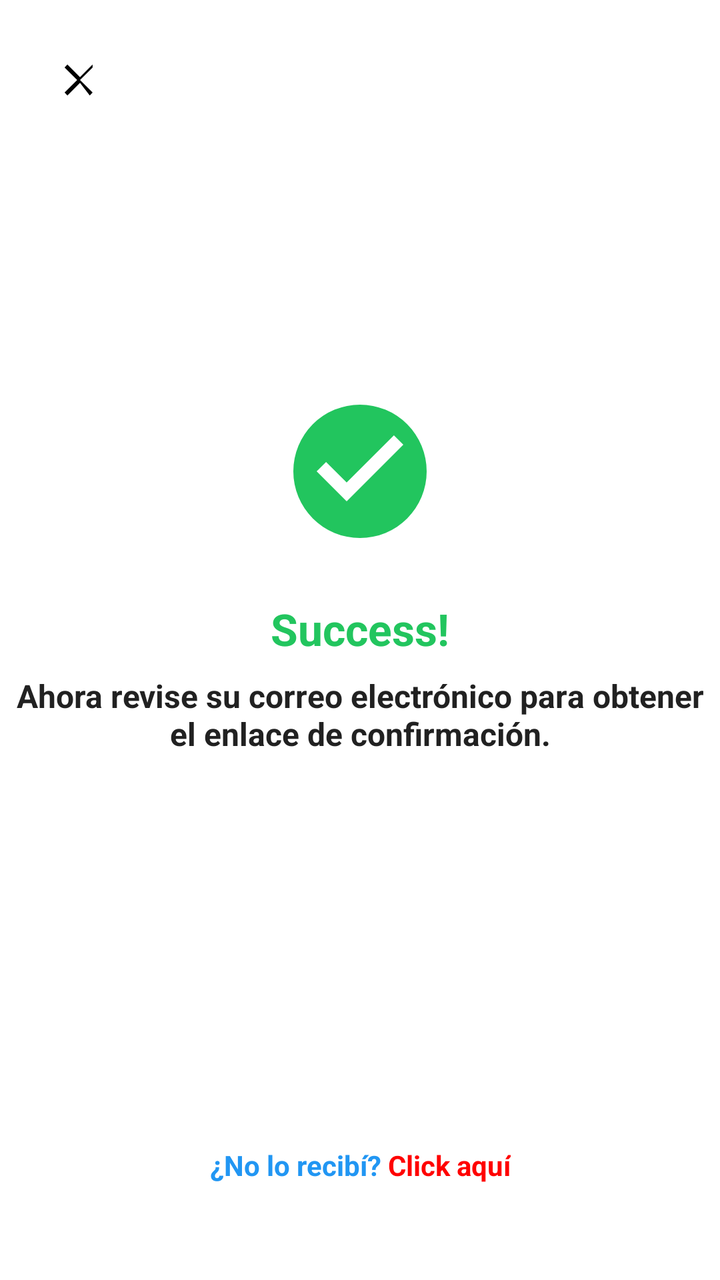
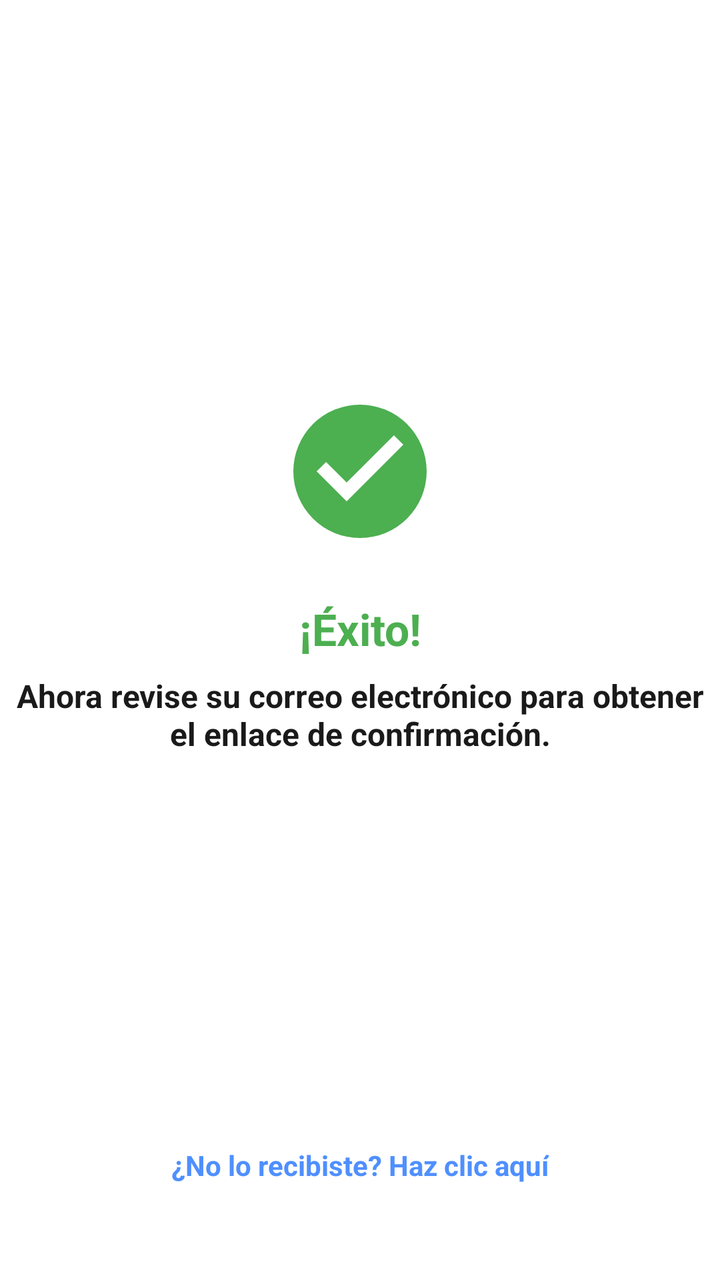

Screens rendered from an Android XML layout before and after an edit, with the pre-edit source and the edit as a unified diff.
<!-- AndroidManifest.xml: application theme Theme.Moviflexx -->
<!-- res/layout/activity_success.xml -->
<?xml version="1.0" encoding="utf-8"?>
<androidx.constraintlayout.widget.ConstraintLayout
    xmlns:android="http://schemas.android.com/apk/res/android"
    xmlns:app="http://schemas.android.com/apk/res-auto"
    xmlns:tools="http://schemas.android.com/tools"
    android:layout_width="match_parent"
    android:layout_height="match_parent"
    android:background="@color/background_white"
    >

    
    <ImageButton
        android:id="@+id/btnClose"
        android:layout_width="48dp"
        android:layout_height="48dp"
        android:layout_marginStart="16dp"
        android:layout_marginTop="16dp"
        android:background="?attr/selectableItemBackgroundBorderless"
        android:src="@drawable/ic_close"
        android:padding="12dp"
        android:contentDescription="@string/close"
        app:layout_constraintTop_toTopOf="parent"
        app:layout_constraintStart_toStartOf="parent" />

    
    <LinearLayout
        android:id="@+id/content"
        android:layout_width="wrap_content"
        android:layout_height="wrap_content"
        android:orientation="vertical"
        android:gravity="center"
        app:layout_constraintTop_toTopOf="parent"
        app:layout_constraintStart_toStartOf="parent"
        app:layout_constraintEnd_toEndOf="parent"
        app:layout_constraintBottom_toTopOf="@+id/tvDidntReceive">

        
        <ImageView
            android:id="@+id/ivSuccessIcon"
            android:layout_width="80dp"
            android:layout_height="80dp"
            android:src="@drawable/ic_success_check"
            android:contentDescription="@string/success_icon" />

        
        <TextView
            android:id="@+id/tvSuccessTitle"
            android:layout_width="wrap_content"
            android:layout_height="wrap_content"
            android:layout_marginTop="24dp"
            android:text="@string/success_title"
            style="@style/TextAppearance.Success.Title"/>

        
        <TextView
            android:id="@+id/tvSuccessMessage"
            android:layout_width="wrap_content"
            android:layout_height="wrap_content"
            android:gravity="center"
            android:layout_marginTop="8dp"
            android:text="@string/success_message"
            style="@style/TextAppearance.Success.Message"/>
    </LinearLayout>

    
    <TextView
        android:id="@+id/tvDidntReceive"
        android:layout_width="wrap_content"
        android:layout_height="wrap_content"
        android:layout_marginBottom="48dp"
        android:text="@string/didnt_receive"
        style="@style/TextAppearance.Success.Footer"
        app:layout_constraintBottom_toBottomOf="parent"
        app:layout_constraintStart_toStartOf="parent"
        app:layout_constraintEnd_toEndOf="parent" />

</androidx.constraintlayout.widget.ConstraintLayout>
<!-- resources referenced by this layout -->
<resources>
  <color name="background_white">#FFFFFF</color>
  <!-- drawable ic_close (drawable) -->
  <?xml version="1.0" encoding="utf-8"?>
  <vector xmlns:android="http://schemas.android.com/apk/res/android"
      android:width="24dp"
      android:height="24dp"
      android:viewportWidth="24"
      android:viewportHeight="24">
  
      <path
          android:fillColor="#000000"
          android:pathData="M18.3,5.71L12,12l6.3,6.29 -1.41,1.42L12,13.41l-6.29,6.3 -1.41,-1.42L10.59,12 4.29,5.71 5.7,4.29 12,10.59l6.29,-6.3z"/>
  </vector>
  <!-- drawable ic_success_check (drawable) -->
  <vector xmlns:android="http://schemas.android.com/apk/res/android"
      android:width="80dp"
      android:height="80dp"
      android:viewportWidth="24"
      android:viewportHeight="24">
  
      <path
          android:fillColor="@color/success_green"
          android:pathData="M12,2A10,10 0 1,0 22,12A10,10 0 0,0 12,2zM10,16.5L5.5,12L6.91,10.59L10,13.67L17.09,6.59L18.5,8L10,16.5Z"/>
  </vector>
  <string name="close">Cerrar</string>
  <string name="didnt_receive">¿No lo recibí? <font color="#FF0000">Click aquí</font></string>
  <string name="success_icon">Success icon</string>
  <string name="success_message">Ahora revise su correo electrónico para obtener el enlace de confirmación.</string>
  <string name="success_title">Success!</string>
  <style name="TextAppearance.Success.Footer">
          <item name="android:textColor">@color/primary_blue</item>
          <item name="android:textSize">14sp</item>
          <item name="android:textStyle">bold</item>
      </style>
  <style name="TextAppearance.Success.Message">
          <item name="android:textColor">@color/text_primary</item>
          <item name="android:textSize">16sp</item>
          <item name="android:gravity">center</item>
      </style>
  <style name="TextAppearance.Success.Title">
          <item name="android:textColor">@color/success_green</item>
          <item name="android:textSize">22sp</item>
          <item name="android:textStyle">bold</item>
          <item name="android:gravity">center</item>
      </style>
  <style name="Theme.Moviflexx" parent="Base.Theme.Moviflexx" />
  <color name="success_green">#22C55E</color>
  <color name="primary_blue">#2196F3</color>
  <color name="text_primary">#212121</color>
  <style name="Base.Theme.Moviflexx" parent="Theme.Material3.DayNight.NoActionBar">
          
          
      </style>
</resources>

<!-- the commit's change to res/layout/activity_success.xml (unified diff, before → after) -->
@@ -6,21 +6,8 @@
     android:layout_width="match_parent"
     android:layout_height="match_parent"
     android:background="@color/background_white"
-    >
+    android:name=".controller.Success">
 
-    
-    <ImageButton
-        android:id="@+id/btnClose"
-        android:layout_width="48dp"
-        android:layout_height="48dp"
-        android:layout_marginStart="16dp"
-        android:layout_marginTop="16dp"
-        android:background="?attr/selectableItemBackgroundBorderless"
-        android:src="@drawable/ic_close"
-        android:padding="12dp"
-        android:contentDescription="@string/close"
-        app:layout_constraintTop_toTopOf="parent"
-        app:layout_constraintStart_toStartOf="parent" />
 
     
     <LinearLayout
<!-- resource entries referenced after the edit -->
@@ -1,18 +1,6 @@
 <!-- resources referenced by this layout -->
 <resources>
   <color name="background_white">#FFFFFF</color>
-  <!-- drawable ic_close (drawable) -->
-  <?xml version="1.0" encoding="utf-8"?>
-  <vector xmlns:android="http://schemas.android.com/apk/res/android"
-      android:width="24dp"
-      android:height="24dp"
-      android:viewportWidth="24"
-      android:viewportHeight="24">
-  
-      <path
-          android:fillColor="#000000"
-          android:pathData="M18.3,5.71L12,12l6.3,6.29 -1.41,1.42L12,13.41l-6.29,6.3 -1.41,-1.42L10.59,12 4.29,5.71 5.7,4.29 12,10.59l6.29,-6.3z"/>
-  </vector>
   <!-- drawable ic_success_check (drawable) -->
   <vector xmlns:android="http://schemas.android.com/apk/res/android"
       android:width="80dp"
@@ -24,11 +12,12 @@
           android:fillColor="@color/success_green"
           android:pathData="M12,2A10,10 0 1,0 22,12A10,10 0 0,0 12,2zM10,16.5L5.5,12L6.91,10.59L10,13.67L17.09,6.59L18.5,8L10,16.5Z"/>
   </vector>
-  <string name="close">Cerrar</string>
-  <string name="didnt_receive">¿No lo recibí? <font color="#FF0000">Click aquí</font></string>
-  <string name="success_icon">Success icon</string>
-  <string name="success_message">Ahora revise su correo electrónico para obtener el enlace de confirmación.</string>
-  <string name="success_title">Success!</string>
+  <string name="didnt_receive">¿No lo recibiste? Haz clic aquí</string>
+  <string name="success_icon">Ícono de éxito</string>
+  <string name="success_message">
+      Ahora revise su correo electrónico para obtener el enlace de confirmación.
+  </string>
+  <string name="success_title">¡Éxito!</string>
   <style name="TextAppearance.Success.Footer">
           <item name="android:textColor">@color/primary_blue</item>
           <item name="android:textSize">14sp</item>
@@ -46,9 +35,9 @@
           <item name="android:gravity">center</item>
       </style>
   <style name="Theme.Moviflexx" parent="Base.Theme.Moviflexx" />
-  <color name="success_green">#22C55E</color>
-  <color name="primary_blue">#2196F3</color>
-  <color name="text_primary">#212121</color>
+  <color name="success_green">#4CAF50</color>
+  <color name="primary_blue">#4F8FFF</color>
+  <color name="text_primary">#1A1A1A</color>
   <style name="Base.Theme.Moviflexx" parent="Theme.Material3.DayNight.NoActionBar">
           
           
